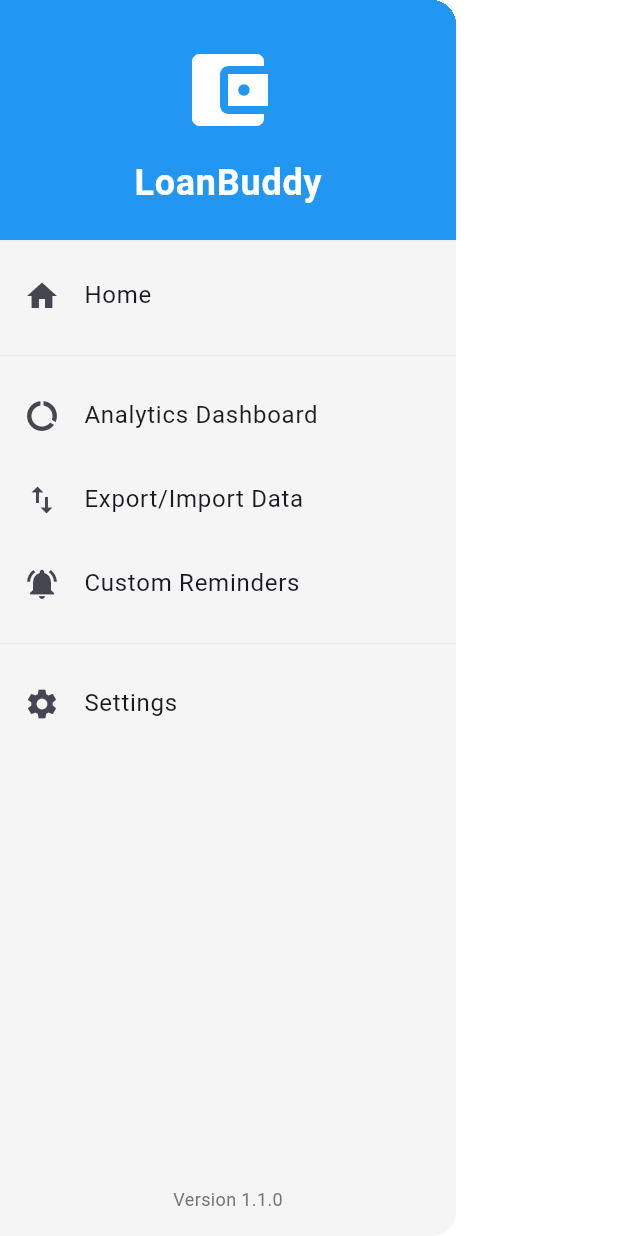
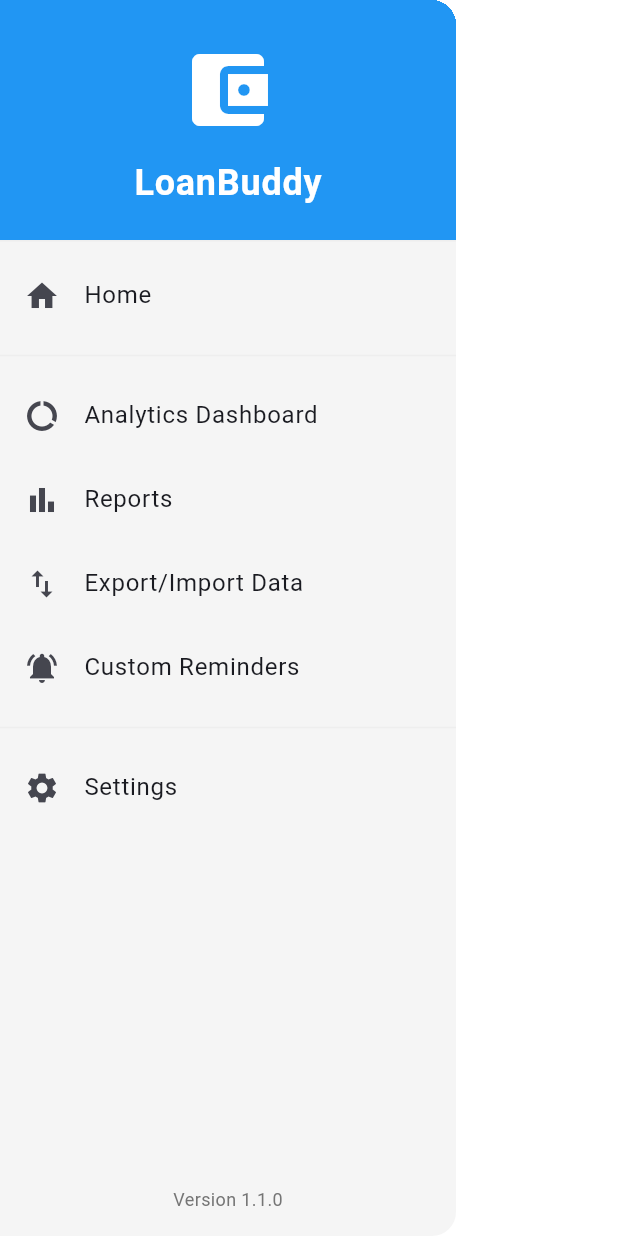
Before and after one commit to RensithUdara/LoanBuddy-Mobile-App, a Flutter app: the AppDrawer widget shown alone on an empty page, opened directly, on a phone screen of 412 x 824 dp. Run offline on Flutter 3.47's test engine with Material 3 defaults, Android fonts, the light colour scheme and no system bars; our stand-ins replace csv, file_picker, fl_chart, pdf, permission_handler, share_plus and 2 more; accounts and stored records are empty.

Commit message:
Add Reports item to AppDrawer for navigation to report selection screen

```diff
--- a/lib/views/widgets/app_drawer.dart
+++ b/lib/views/widgets/app_drawer.dart
@@ -5,6 +5,7 @@ import '../../controllers/settings_provider.dart';
 import '../screens/analytics_dashboard_screen.dart';
 import '../screens/custom_reminder_scheduling_screen.dart';
 import '../screens/data_export_import_screen.dart';
+import '../screens/report_selection_screen.dart';
 
 class AppDrawer extends StatelessWidget {
   const AppDrawer({super.key});
@@ -62,6 +63,20 @@ class AppDrawer extends StatelessWidget {
                 context,
                 MaterialPageRoute(
                   builder: (context) => const AnalyticsDashboardScreen(),
+                ),
+              );
+            },
+          ),
+          _buildDrawerItem(
+            context,
+            icon: Icons.bar_chart,
+            title: 'Reports',
+            onTap: () {
+              Navigator.pop(context);
+              Navigator.push(
+                context,
+                MaterialPageRoute(
+                  builder: (context) => const ReportSelectionScreen(),
                 ),
               );
             },
```
